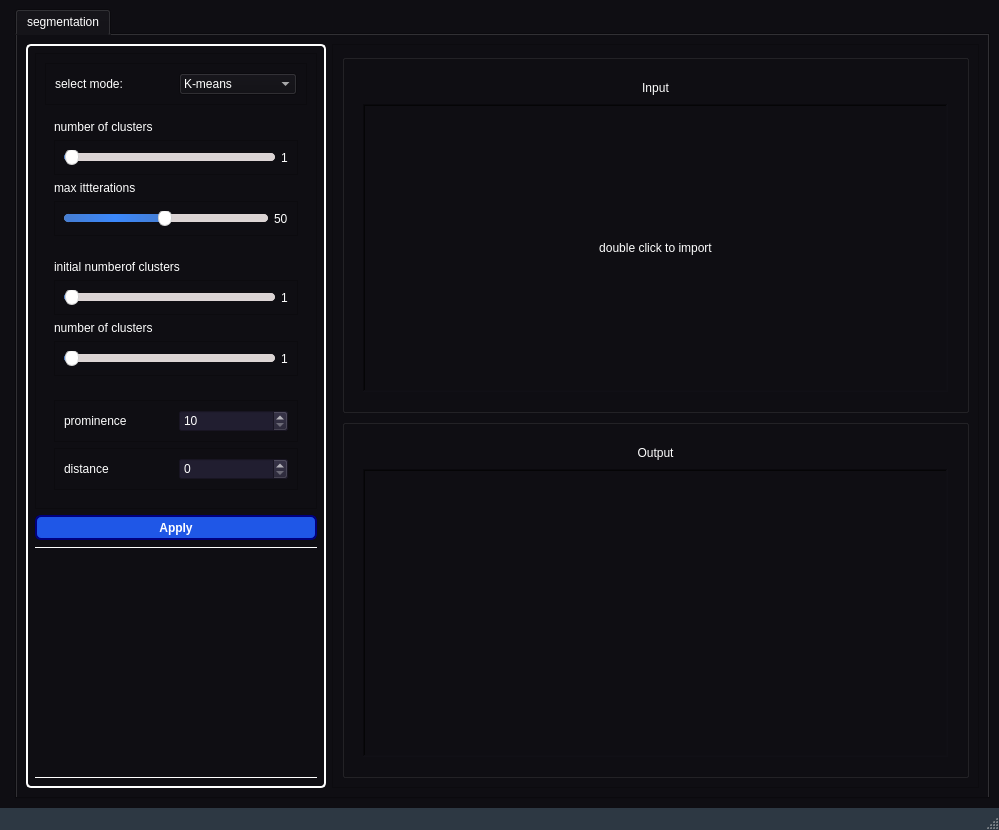
Old version of the form ui.ui in the repository Eagle-E-Y-E/Task4-Segmentation.
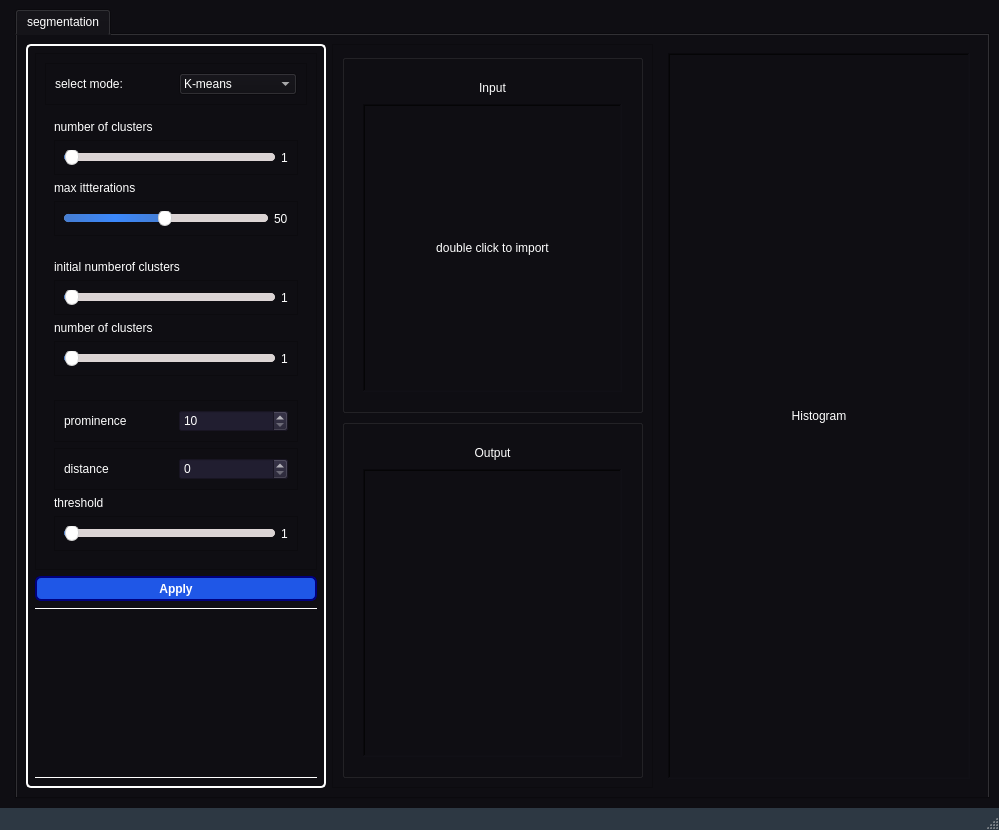
New version of the form. Icons and pictures are not drawn.

Commit message: reg growing ui

Diff of the .ui file:
```diff
--- a/ui.ui
+++ b/ui.ui
@@ -714,6 +714,45 @@
                    </layout>
                   </widget>
                  </item>
+                 <item>
+                  <widget class="QLabel" name="label_8">
+                   <property name="text">
+                    <string>threshold</string>
+                   </property>
+                  </widget>
+                 </item>
+                 <item>
+                  <widget class="QFrame" name="frame_26">
+                   <property name="frameShape">
+                    <enum>QFrame::StyledPanel</enum>
+                   </property>
+                   <property name="frameShadow">
+                    <enum>QFrame::Raised</enum>
+                   </property>
+                   <layout class="QHBoxLayout" name="horizontalLayout_17">
+                    <item>
+                     <widget class="QSlider" name="region_growing_threshold_slider">
+                      <property name="minimum">
+                       <number>1</number>
+                      </property>
+                      <property name="maximum">
+                       <number>80</number>
+                      </property>
+                      <property name="orientation">
+                       <enum>Qt::Horizontal</enum>
+                      </property>
+                     </widget>
+                    </item>
+                    <item>
+                     <widget class="QLabel" name="region_growing_threshold_label">
+                      <property name="text">
+                       <string>1</string>
+                      </property>
+                     </widget>
+                    </item>
+                   </layout>
+                  </widget>
+                 </item>
                 </layout>
                </widget>
               </item>
@@ -1414,6 +1453,49 @@
           </layout>
          </widget>
         </item>
+        <item>
+         <widget class="QWidget" name="region_growing_hist_widget" native="true">
+          <layout class="QHBoxLayout" name="horizontalLayout_2">
+           <item>
+            <widget class="QLabel" name="histogram_label">
+             <property name="sizePolicy">
+              <sizepolicy hsizetype="Preferred" vsizetype="Preferred">
+               <horstretch>0</horstretch>
+               <verstretch>0</verstretch>
+              </sizepolicy>
+             </property>
+             <property name="minimumSize">
+              <size>
+               <width>0</width>
+               <height>0</height>
+              </size>
+             </property>
+             <property name="maximumSize">
+              <size>
+               <width>16777215</width>
+               <height>16777215</height>
+              </size>
+             </property>
+             <property name="frameShape">
+              <enum>QFrame::WinPanel</enum>
+             </property>
+             <property name="frameShadow">
+              <enum>QFrame::Sunken</enum>
+             </property>
+             <property name="text">
+              <string>Histogram</string>
+             </property>
+             <property name="scaledContents">
+              <bool>false</bool>
+             </property>
+             <property name="alignment">
+              <set>Qt::AlignCenter</set>
+             </property>
+            </widget>
+           </item>
+          </layout>
+         </widget>
+        </item>
        </layout>
       </widget>
      </widget>
```
Left out of the diff: 2 changed lines with no effect on the pictures. The commit also changes 1 other file.
